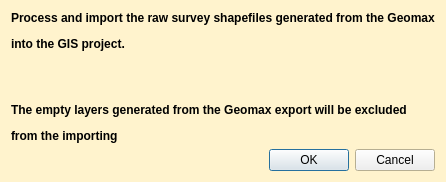
Qt form PCA_Geomax_Survey_Processing/pca_geomax_import_processed_shp_dialog_base.ui (PCA-Geodata/PCA_Geomax_Survey_Processing_QGIS_Plugin) before a commit.
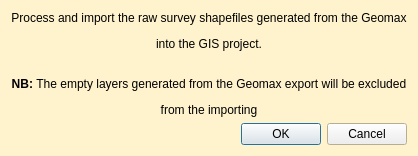
The same form after that commit.

The edit to the form file:
```diff
--- a/PCA_Geomax_Survey_Processing/pca_geomax_import_processed_shp_dialog_base.ui
+++ b/PCA_Geomax_Survey_Processing/pca_geomax_import_processed_shp_dialog_base.ui
@@ -9,8 +9,8 @@
    <rect>
     <x>0</x>
     <y>0</y>
-    <width>439</width>
-    <height>224</height>
+    <width>393</width>
+    <height>172</height>
    </rect>
   </property>
   <property name="palette">
@@ -87,7 +87,7 @@
    <item row="0" column="0" colspan="2">
     <widget class="QLabel" name="label">
      <property name="text">
-      <string>&lt;html&gt;&lt;head/&gt;&lt;body&gt;&lt;p align=&quot;justify&quot;&gt;&lt;span style=&quot; font-weight:600;&quot;&gt;Process and import the raw survey shapefiles generated from the Geomax&lt;/span&gt;&lt;/p&gt;&lt;p align=&quot;justify&quot;&gt;&lt;span style=&quot; font-weight:600;&quot;&gt;into the GIS project.&lt;/span&gt;&lt;/p&gt;&lt;p align=&quot;center&quot;&gt;&lt;span style=&quot; font-weight:600;&quot;&gt;&lt;br/&gt;&lt;/span&gt;&lt;/p&gt;&lt;p align=&quot;justify&quot;&gt;&lt;span style=&quot; font-weight:600;&quot;&gt;The empty layers generated from the Geomax export will be excluded&lt;/span&gt;&lt;/p&gt;&lt;p align=&quot;justify&quot;&gt;&lt;span style=&quot; font-weight:600;&quot;&gt;from the importing&lt;/span&gt;&lt;/p&gt;&lt;/body&gt;&lt;/html&gt;</string>
+      <string>&lt;html&gt;&lt;head/&gt;&lt;body&gt;&lt;p align=&quot;center&quot;&gt;Process and import the raw survey shapefiles generated from the Geomax&lt;/p&gt;&lt;p align=&quot;center&quot;&gt;into the GIS project.&lt;/p&gt;&lt;p align=&quot;center&quot;&gt;&lt;br/&gt;&lt;span style=&quot; font-weight:600;&quot;&gt;NB: &lt;/span&gt;The empty layers generated from the Geomax export will be excluded&lt;/p&gt;&lt;p align=&quot;center&quot;&gt;from the importing&lt;/p&gt;&lt;/body&gt;&lt;/html&gt;</string>
      </property>
     </widget>
    </item>
```
